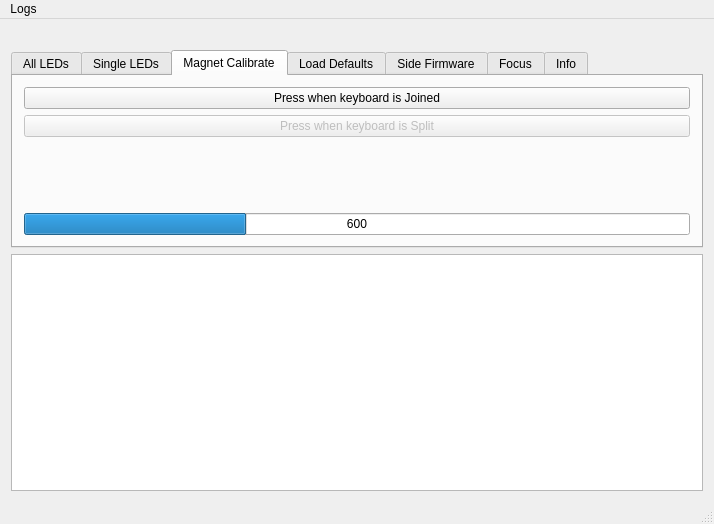
Above: combined_tests/mainwindow.ui from Dygmalab/assembly_tests before the change. Below: the same form after it.
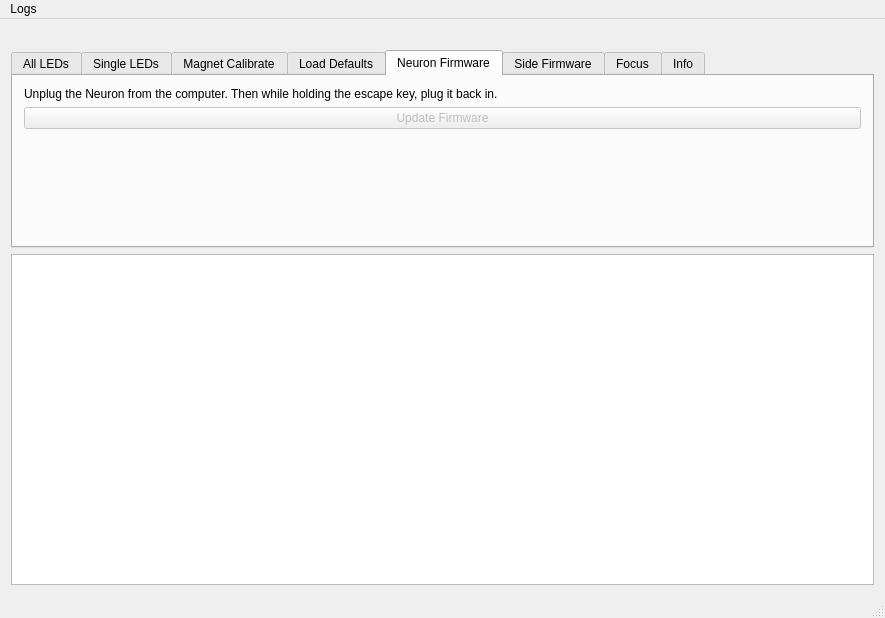
That is the form after the change. Icons and pictures are not drawn.

```diff
--- a/combined_tests/mainwindow.ui
+++ b/combined_tests/mainwindow.ui
@@ -6,8 +6,8 @@
    <rect>
     <x>0</x>
     <y>0</y>
-    <width>714</width>
-    <height>524</height>
+    <width>885</width>
+    <height>618</height>
    </rect>
   </property>
   <property name="windowTitle">
@@ -51,7 +51,7 @@
          </size>
         </property>
         <property name="currentIndex">
-         <number>2</number>
+         <number>4</number>
         </property>
         <widget class="QWidget" name="light">
          <attribute name="title">
@@ -227,6 +227,47 @@
           </item>
          </layout>
         </widget>
+        <widget class="QWidget" name="neuron_firmware">
+         <attribute name="title">
+          <string>Neuron Firmware</string>
+         </attribute>
+         <layout class="QVBoxLayout" name="verticalLayout_5">
+          <item>
+           <layout class="QVBoxLayout" name="verticalLayout_4">
+            <item>
+             <widget class="QLabel" name="label_5">
+              <property name="text">
+               <string>Unplug the Neuron from the computer. Then while holding the escape key, plug it back in.</string>
+              </property>
+             </widget>
+            </item>
+            <item>
+             <widget class="QPushButton" name="update_firmware">
+              <property name="enabled">
+               <bool>false</bool>
+              </property>
+              <property name="text">
+               <string>Update Firmware</string>
+              </property>
+             </widget>
+            </item>
+            <item>
+             <spacer name="verticalSpacer_4">
+              <property name="orientation">
+               <enum>Qt::Vertical</enum>
+              </property>
+              <property name="sizeHint" stdset="0">
+               <size>
+                <width>20</width>
+                <height>40</height>
+               </size>
+              </property>
+             </spacer>
+            </item>
+           </layout>
+          </item>
+         </layout>
+        </widget>
         <widget class="QWidget" name="side_firmware">
          <attribute name="title">
           <string>Side Firmware</string>
@@ -405,8 +446,8 @@
     <rect>
      <x>0</x>
      <y>0</y>
-     <width>714</width>
-     <height>22</height>
+     <width>885</width>
+     <height>27</height>
     </rect>
    </property>
    <widget class="QMenu" name="menuDygma_Raise_Assembly_Tests">
```
